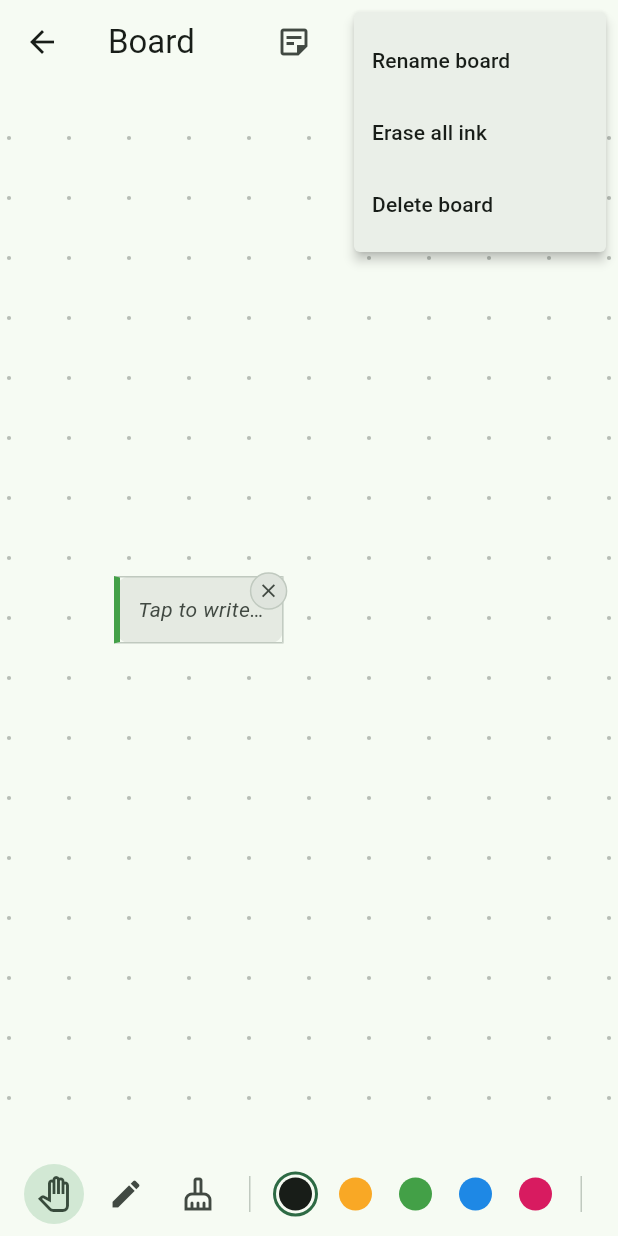
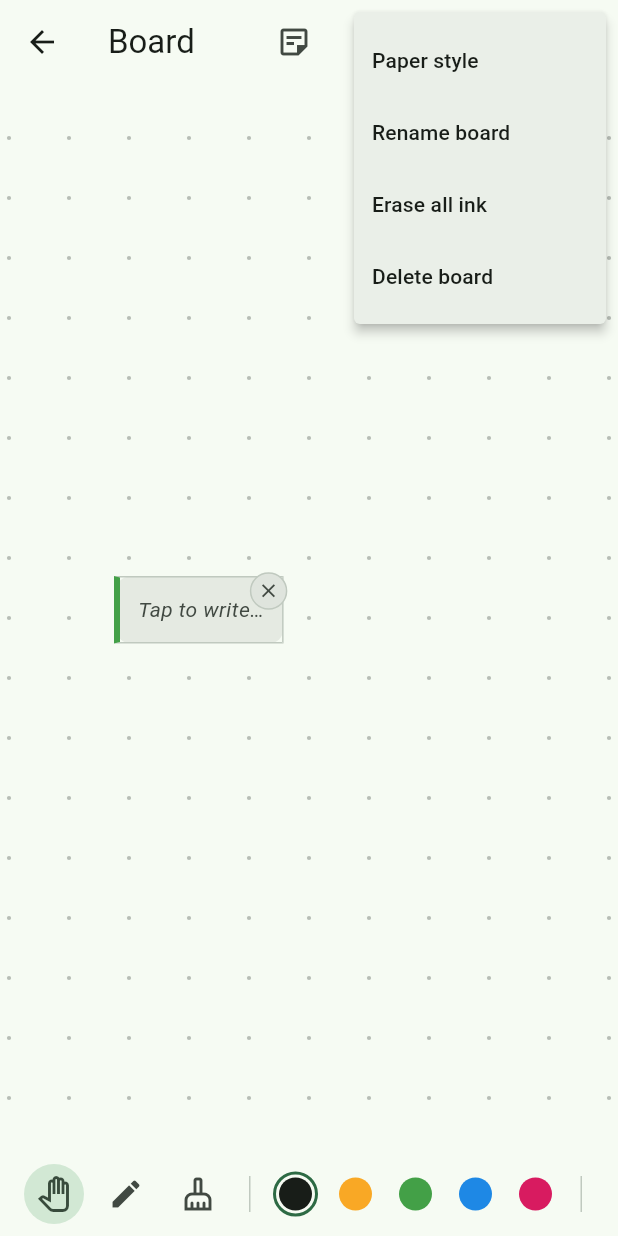
Before and after one commit to Golde34/papers-cairn, a Flutter app: the BoardScreen screen opened directly with empty values, after a tap on the "sticky note 2" icon, after a tap on the "more vert" icon, on a phone screen of 412 x 824 dp. Run offline on Flutter 3.47's test engine with Material 3 defaults, Android fonts, the phone set to English and light mode, and no system bars; our stand-ins replace dio, drift, drift_flutter, flutter_riverpod, go_router, open_filex; missing offline and left inert: pdfrx, receive_sharing_intent; accounts and stored records are empty; generated files the repository leaves out were written again.

Commit message:
add paper style

```diff
--- a/lib/core/database/database.dart
+++ b/lib/core/database/database.dart
@@ -26,7 +26,7 @@ class AppDatabase extends _$AppDatabase {
   AppDatabase.forTesting(super.executor);
 
   @override
-  int get schemaVersion => 6;
+  int get schemaVersion => 7;
 
   @override
   MigrationStrategy get migration => MigrationStrategy(
@@ -53,6 +53,9 @@ class AppDatabase extends _$AppDatabase {
         // and copies the rows across.
         await m.alterTable(TableMigration(papers));
       }
+      if (from < 7) {
+        await m.addColumn(boards, boards.background);
+      }
     },
     beforeOpen: (details) async {
       // SQLite ignores foreign keys unless this is enabled per connection,
--- a/lib/core/database/tables.dart
+++ b/lib/core/database/tables.dart
@@ -46,6 +46,12 @@ class Papers extends Table {
   IntColumn get lastPage => integer().nullable()();
 }
 
+/// The ruling under a board, the way a notebook is bought lined or squared.
+///
+/// Per board rather than per app: working out a proof wants squares, drafting
+/// prose wants lines, and a diagram usually wants neither.
+enum BoardBackground { dots, lines, grid, blank }
+
 /// A boundless surface for thinking on: sketches, arrows, scribbled questions,
 /// and — once the next part lands — the papers themselves pinned into place.
 ///
@@ -58,6 +64,8 @@ class Boards extends Table {
   IntColumn get projectId => integer()
       .nullable()
       .references(Projects, #id, onDelete: KeyAction.setNull)();
+  TextColumn get background =>
+      textEnum<BoardBackground>().withDefault(const Constant('dots'))();
   DateTimeColumn get createdAt => dateTime()();
   DateTimeColumn get updatedAt => dateTime()();
 }
--- /dev/null
+++ b/lib/features/boards/presentation/board_background.dart
@@ -0,0 +1,169 @@
+import 'dart:math' as math;
+
+import 'package:flutter/material.dart';
+
+import '../../../core/database/database.dart';
+
+/// How the ruling is drawn, shared by the board itself and the little previews
+/// in the picker, so what you choose is exactly what you get.
+void paintBoardPattern({
+  required Canvas canvas,
+  required Rect area,
+  required BoardBackground style,
+  required Color color,
+  required double spacing,
+  required double strokeScale,
+}) {
+  if (style == BoardBackground.blank) return;
+
+  final paint = Paint()..color = color;
+  final firstX = (area.left / spacing).floorToDouble() * spacing;
+  final firstY = (area.top / spacing).floorToDouble() * spacing;
+
+  switch (style) {
+    case BoardBackground.blank:
+      return;
+
+    case BoardBackground.dots:
+      final radius = math.min(1.4 * strokeScale, spacing / 16);
+      for (var x = firstX; x <= area.right; x += spacing) {
+        for (var y = firstY; y <= area.bottom; y += spacing) {
+          canvas.drawCircle(Offset(x, y), radius, paint);
+        }
+      }
+
+    case BoardBackground.lines:
+      // Horizontal only, like a writing pad. Vertical rules would fight the
+      // handwriting rather than guide it.
+      paint
+        ..strokeWidth = strokeScale
+        ..style = PaintingStyle.stroke;
+      for (var y = firstY; y <= area.bottom; y += spacing) {
+        canvas.drawLine(Offset(area.left, y), Offset(area.right, y), paint);
+      }
+
+    case BoardBackground.grid:
+      paint
+        ..strokeWidth = strokeScale
+        ..style = PaintingStyle.stroke;
+      for (var y = firstY; y <= area.bottom; y += spacing) {
+        canvas.drawLine(Offset(area.left, y), Offset(area.right, y), paint);
+      }
+      for (var x = firstX; x <= area.right; x += spacing) {
+        canvas.drawLine(Offset(x, area.top), Offset(x, area.bottom), paint);
+      }
+  }
+}
+
+/// Keeps the ruling legible at any zoom: doubling when it would crowd into a
+/// grey wash, halving when the marks would drift too far apart to guide the eye.
+double adaptiveSpacing(double base, double scale) {
+  var spacing = base;
+  while (spacing * scale < 18) {
+    spacing *= 2;
+  }
+  while (spacing * scale > 72) {
+    spacing /= 2;
+  }
+  return spacing;
+}
+
+extension BoardBackgroundPresentation on BoardBackground {
+  String get label => switch (this) {
+    BoardBackground.dots => 'Dots',
+    BoardBackground.lines => 'Lined',
+    BoardBackground.grid => 'Squared',
+    BoardBackground.blank => 'Blank',
+  };
+
+  /// Line spacing is wider than dot spacing on purpose — handwriting needs room
+  /// between rules, whereas dots are only a hint of alignment.
+  double get baseSpacing => switch (this) {
+    BoardBackground.dots => 40,
+    BoardBackground.lines => 64,
+    BoardBackground.grid => 48,
+    BoardBackground.blank => 40,
+  };
+}
+
+/// A swatch of what a ruling looks like, drawn with the same code as the board.
+class BoardBackgroundPreview extends StatelessWidget {
+  const BoardBackgroundPreview({
+    super.key,
+    required this.style,
+    required this.selected,
+    required this.onTap,
+  });
+
+  final BoardBackground style;
+  final bool selected;
+  final VoidCallback onTap;
+
+  @override
+  Widget build(BuildContext context) {
+    final scheme = Theme.of(context).colorScheme;
+
+    return GestureDetector(
+      behavior: HitTestBehavior.opaque,
+      onTap: onTap,
+      child: Column(
+        mainAxisSize: MainAxisSize.min,
+        children: [
+          Container(
+            width: 96,
+            height: 74,
+            decoration: BoxDecoration(
+              color: scheme.surface,
+              borderRadius: BorderRadius.circular(10),
+              border: Border.all(
+                color: selected ? scheme.primary : scheme.outlineVariant,
+                width: selected ? 2.5 : 1,
+              ),
+            ),
+            clipBehavior: Clip.antiAlias,
+            child: CustomPaint(
+              painter: _PreviewPainter(
+                style: style,
+                color: scheme.onSurfaceVariant.withValues(alpha: 0.45),
+              ),
+            ),
+          ),
+          const SizedBox(height: 6),
+          Text(
+            style.label,
+            style: TextStyle(
+              fontSize: 12,
+              color: selected ? scheme.primary : scheme.onSurfaceVariant,
+              fontWeight: selected ? FontWeight.w600 : FontWeight.normal,
+            ),
+          ),
+        ],
+      ),
+    );
+  }
+}
+
+class _PreviewPainter extends CustomPainter {
+  const _PreviewPainter({required this.style, required this.color});
+
+  final BoardBackground style;
+  final Color color;
+
+  @override
+  void paint(Canvas canvas, Size size) {
+    paintBoardPattern(
+      canvas: canvas,
+      area: Offset.zero & size,
+      style: style,
+      color: color,
+      // Fixed, not adaptive: a preview should show the pattern's character at a
+      // readable density rather than whatever the last zoom level happened to be.
+      spacing: style == BoardBackground.lines ? 16 : 12,
+      strokeScale: 1,
+    );
+  }
+
+  @override
+  bool shouldRepaint(_PreviewPainter old) =>
+      old.style != style || old.color != color;
+}
--- a/lib/features/boards/presentation/board_screen.dart
+++ b/lib/features/boards/presentation/board_screen.dart
@@ -7,6 +7,7 @@ import 'package:go_router/go_router.dart';
 import '../../../core/database/database.dart';
 import '../../papers/data/paper_repository.dart';
 import '../data/board_repository.dart';
+import 'board_background.dart';
 import 'board_items.dart';
 
 enum BoardTool { pan, pen, eraser }
@@ -276,6 +277,55 @@ class _BoardScreenState extends ConsumerState<BoardScreen> {
         );
   }
 
+  /// Applies each choice on the spot rather than behind an OK button. Ruling is
+  /// something you judge by looking at it, and the sheet leaves the board visible
+  /// while you do.
+  Future<void> _chooseBackground(BoardBackground current) async {
+    var selected = current;
+    await showModalBottomSheet<void>(
+      context: context,
+      builder: (sheetContext) => StatefulBuilder(
+        builder: (_, setSheetState) => SafeArea(
+          child: Padding(
+            padding: const EdgeInsets.fromLTRB(16, 20, 16, 20),
+            child: Column(
+              mainAxisSize: MainAxisSize.min,
+              crossAxisAlignment: CrossAxisAlignment.start,
+              children: [
+                Text(
+                  'Paper style',
+                  style: Theme.of(sheetContext).textTheme.titleMedium,
+                ),
+                const SizedBox(height: 16),
+                SingleChildScrollView(
+                  scrollDirection: Axis.horizontal,
+                  child: Row(
+                    children: [
+                      for (final option in BoardBackground.values)
+                        Padding(
+                          padding: const EdgeInsets.only(right: 14),
+                          child: BoardBackgroundPreview(
+                            style: option,
+                            selected: option == selected,
+                            onTap: () {
+                              setSheetState(() => selected = option);
+                              ref
+                                  .read(boardRepositoryProvider)
+                                  .setBackground(widget.boardId, option);
+                            },
+                          ),
+                        ),
+                    ],
+                  ),
+                ),
+              ],
+            ),
+          ),
+        ),
+      ),
+    );
+  }
+
   Future<void> _rename(String current) async {
     final controller = TextEditingController(text: current);
     final title = await showDialog<String>(
@@ -402,11 +452,15 @@ class _BoardScreenState extends ConsumerState<BoardScreen> {
           ),
           PopupMenuButton<String>(
             onSelected: (value) => switch (value) {
+              'paper' => _chooseBackground(
+                board?.background ?? BoardBackground.dots,
+              ),
               'rename' => _rename(board?.title ?? ''),
               'clear' => _confirmClearInk(),
               _ => _confirmDeleteBoard(board?.title),
             },
             itemBuilder: (_) => const [
+              PopupMenuItem(value: 'paper', child: Text('Paper style')),
               PopupMenuItem(value: 'rename', child: Text('Rename board')),
               PopupMenuItem(value: 'clear', child: Text('Erase all ink')),
               PopupMenuItem(value: 'delete', child: Text('Delete board')),
@@ -439,10 +493,11 @@ class _BoardScreenState extends ConsumerState<BoardScreen> {
                   children: [
                     Positioned.fill(
                       child: CustomPaint(
-                        painter: _GridPainter(
+                        painter: _BackgroundPainter(
                           transform: _transform,
                           viewport: _viewport,
                           color: scheme.onSurfaceVariant.withValues(alpha: 0.35),
+                          style: board?.background ?? BoardBackground.dots,
                         ),
                       ),
                     ),
@@ -554,27 +609,27 @@ double _distanceToSegment(Offset p, Offset a, Offset b) {
   return (p - Offset(a.dx + t * dx, a.dy + t * dy)).distance;
 }
 
-/// The dot grid that gives an otherwise featureless canvas a sense of place.
+/// The ruling that gives an otherwise featureless canvas a sense of place.
 ///
-/// Only the dots actually on screen are drawn. The board is fifty thousand units
-/// square, so covering all of it would mean millions of dots for the handful
+/// Only the part actually on screen is drawn. The board is fifty thousand units
+/// square, so covering all of it would mean millions of marks for the handful
 /// anyone can see.
-class _GridPainter extends CustomPainter {
-  _GridPainter({
+class _BackgroundPainter extends CustomPainter {
+  _BackgroundPainter({
     required this.transform,
     required this.viewport,
     required this.color,
+    required this.style,
   }) : super(repaint: transform);
 
   final TransformationController transform;
   final Size viewport;
   final Color color;
-
-  static const _baseSpacing = 40.0;
+  final BoardBackground style;
 
   @override
   void paint(Canvas canvas, Size size) {
-    if (viewport.isEmpty) return;
+    if (viewport.isEmpty || style == BoardBackground.blank) return;
 
     final inverse = Matrix4.copy(transform.value);
     if (inverse.invert() == 0) return;
@@ -590,32 +645,20 @@ class _GridPainter extends CustomPainter {
     final scale = transform.value.getMaxScaleOnAxis();
     if (scale <= 0) return;
 
-    // Zooming out doubles the spacing rather than crowding the dots into a
-    // grey wash; zooming in keeps them from drifting metres apart.
-    var spacing = _baseSpacing;
-    while (spacing * scale < 18) {
-      spacing *= 2;
-    }
-    while (spacing * scale > 72) {
-      spacing /= 2;
-    }
-
-    final paint = Paint()..color = color;
-    final radius = math.min(1.4 / scale, spacing / 16);
-
-    final firstX = (visible.left / spacing).floorToDouble() * spacing;
-    final firstY = (visible.top / spacing).floorToDouble() * spacing;
-
-    for (var x = firstX; x <= visible.right; x += spacing) {
-      for (var y = firstY; y <= visible.bottom; y += spacing) {
-        canvas.drawCircle(Offset(x, y), radius, paint);
-      }
-    }
+    paintBoardPattern(
+      canvas: canvas,
+      area: visible,
+      style: style,
+      color: color,
+      spacing: adaptiveSpacing(style.baseSpacing, scale),
+      // Marks stay one screen pixel wide however far in or out you are.
+      strokeScale: 1 / scale,
+    );
   }
 
   @override
-  bool shouldRepaint(_GridPainter old) =>
-      old.viewport != viewport || old.color != color;
+  bool shouldRepaint(_BackgroundPainter old) =>
+      old.viewport != viewport || old.color != color || old.style != style;
 }
 
 class _StrokesPainter extends CustomPainter {
```
Also changed, not shown: lib/features/boards/data/board_repository.dart (+8 -0 lines).
